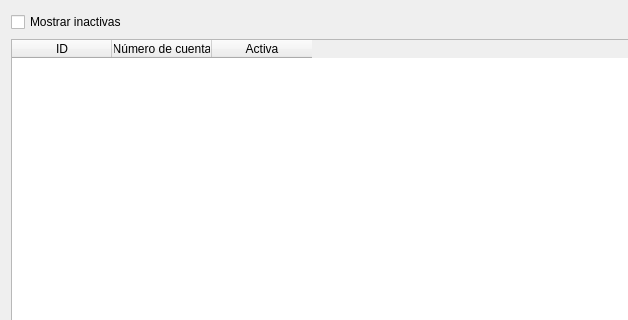
The window that src/components/cuentas/cuentas.ui (dejovi2305/gestion_facturas) describes before a commit, drawn with Qt 5; both pictures show x 0 to 628 and y 0 to 320 of the 800 by 600 pixel window.
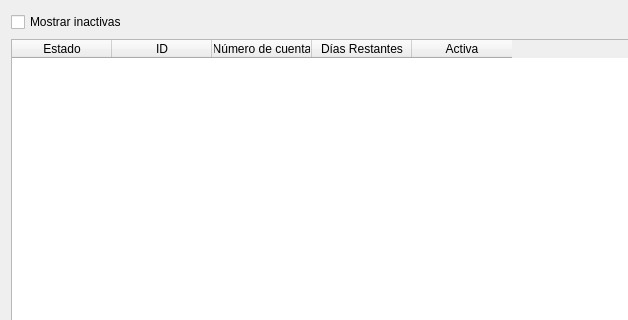
The same window after the commit.

Patch:
```diff
--- a/src/components/cuentas/cuentas.ui
+++ b/src/components/cuentas/cuentas.ui
@@ -53,6 +53,11 @@
        <verstretch>1</verstretch>
       </sizepolicy>
      </property>
+     <column>
+      <property name="text">
+       <string>Estado</string>
+      </property>
+     </column>
      <column>
       <property name="text">
        <string>ID</string>
@@ -63,6 +68,11 @@
        <string>Número de cuenta</string>
       </property>
      </column>
+     <column>
+      <property name="text">
+       <string>Días Restantes</string>
+      </property>
+     </column>
      <column>
       <property name="text">
        <string>Activa</string>
```
